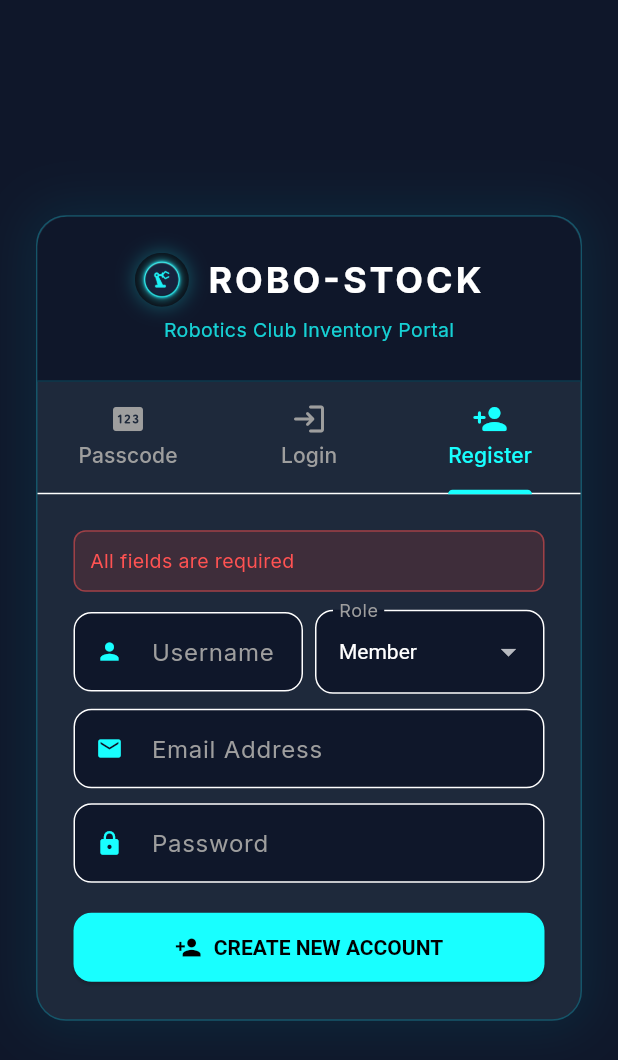
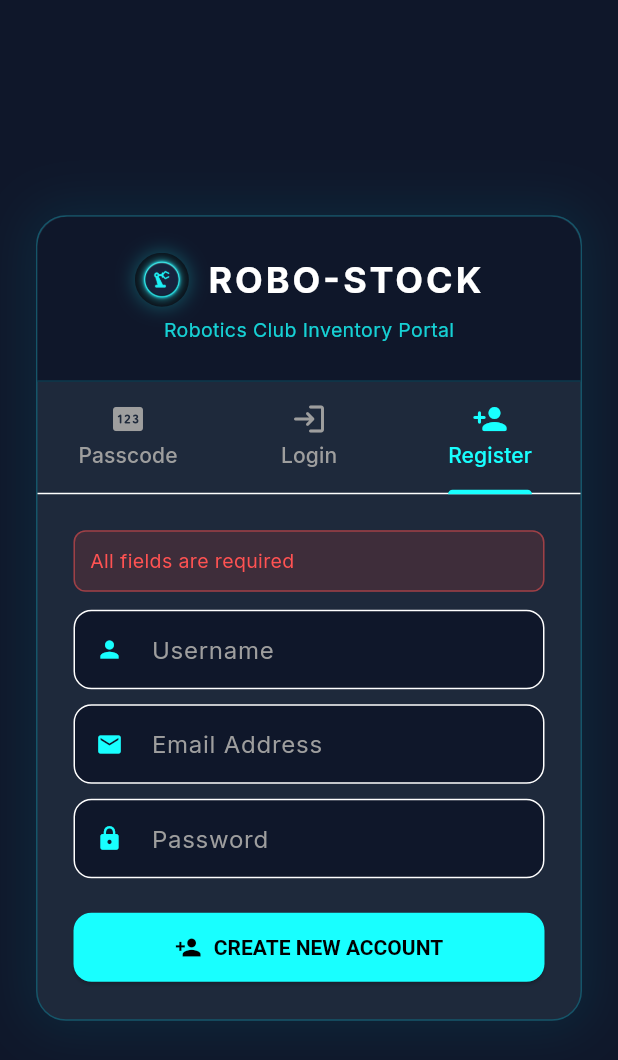
Before and after one commit to shubhamn-coder/Inventory-Management, a Flutter app: the screen it shows after launch, tab 3 chosen, after a tap on "CREATE NEW ACCOUNT", on a phone screen of 412 x 824 dp. Shown: the top 1060 px of the screen. Run offline on Flutter 3.47's test engine with Material 3 defaults, Android fonts, the phone set to English and light mode, and no system bars; our stand-ins replace csv, file_picker, google_fonts, shared_preferences, supabase_flutter; accounts and stored records are empty; network calls fail.

Commit message:
Restrict registration strictly to standard Member role with Admin registration fully blocked

```diff
--- a/lib/ui/screens/auth_screen.dart
+++ b/lib/ui/screens/auth_screen.dart
@@ -32,7 +32,6 @@ class _AuthScreenState extends State<AuthScreen> with SingleTickerProviderStateM
   final _regUserController = TextEditingController();
   final _regEmailController = TextEditingController();
   final _regPassController = TextEditingController();
-  String _selectedRole = 'Member';
   String? _regError;
 
   @override
@@ -109,11 +108,16 @@ class _AuthScreenState extends State<AuthScreen> with SingleTickerProviderStateM
       return;
     }
 
+    if (email.toLowerCase() == 'shubhamn5488@gmail.com') {
+      setState(() => _regError = 'This email is reserved for system administration.');
+      return;
+    }
+
     final newAccount = UserAccount(
       username: user,
       email: email,
       password: pass,
-      role: _selectedRole,
+      role: 'Member',
       createdAt: DateTime.now(),
     );
 
@@ -390,10 +394,7 @@ class _AuthScreenState extends State<AuthScreen> with SingleTickerProviderStateM
                 style: const TextStyle(color: Colors.redAccent, fontSize: 13),
               ),
             ),
-          Row(
-            children: [
-              Expanded(
-                child: TextField(
+          TextField(
             controller: _regUserController,
             style: const TextStyle(color: Colors.white, fontSize: 14),
             decoration: InputDecoration(
@@ -404,32 +405,6 @@ class _AuthScreenState extends State<AuthScreen> with SingleTickerProviderStateM
               fillColor: const Color(0xFF0F172A),
               border: OutlineInputBorder(borderRadius: BorderRadius.circular(12)),
             ),
-                ),
-              ),
-              const SizedBox(width: 8),
-              Expanded(
-                child: DropdownButtonFormField<String>(
-                  value: _selectedRole,
-                  dropdownColor: const Color(0xFF1E293B),
-                  style: const TextStyle(color: Colors.white, fontSize: 14),
-                  decoration: InputDecoration(
-                    labelText: 'Role',
-                    labelStyle: const TextStyle(color: Colors.grey),
-                    filled: true,
-                    fillColor: const Color(0xFF0F172A),
-                    border: OutlineInputBorder(borderRadius: BorderRadius.circular(12)),
-                  ),
-                  items: const [
-                    DropdownMenuItem(value: 'Member', child: Text('Member')),
-                    DropdownMenuItem(value: 'Lab Lead', child: Text('Lab Lead')),
-                    DropdownMenuItem(value: 'Admin', child: Text('Admin')),
-                  ],
-                  onChanged: (val) {
-                    if (val != null) setState(() => _selectedRole = val);
-                  },
-                ),
-              ),
-            ],
           ),
           const SizedBox(height: 10),
           TextField(
```
Also changed, not shown: lib/data/services/storage_service.dart (+22 -5 lines). Lines whose indentation alone changed are shown as unchanged.
